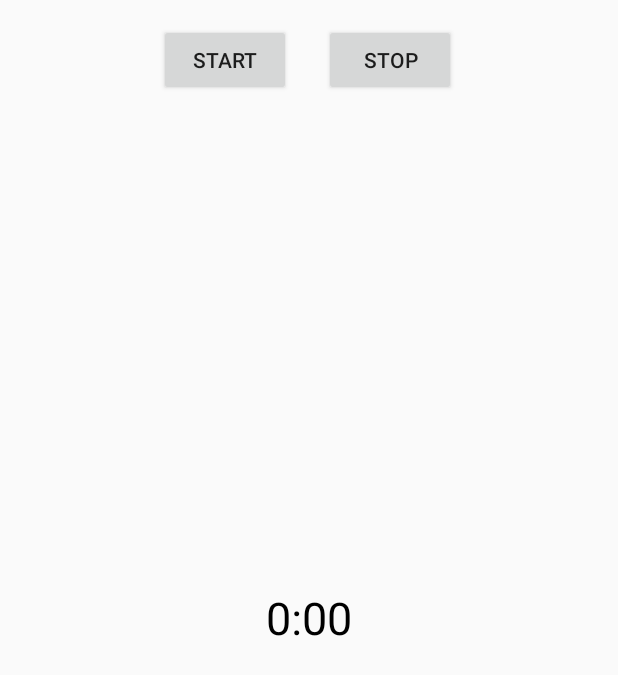
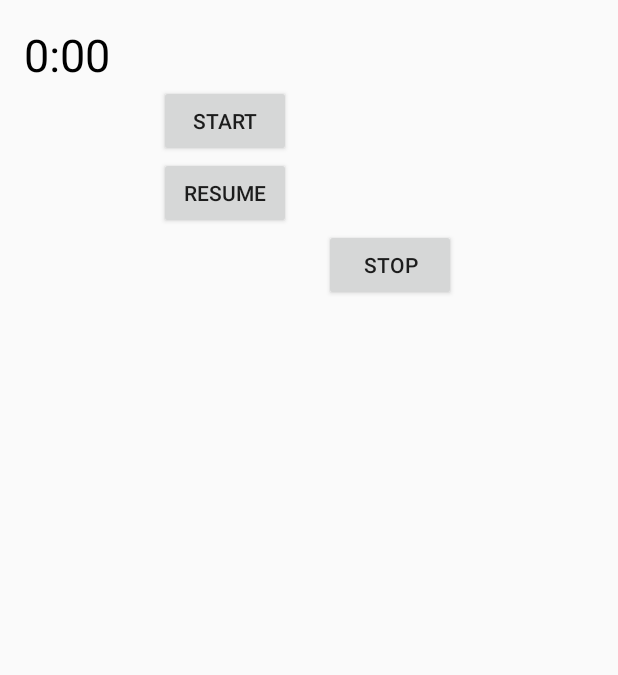
Before and after one commit to sudhirs745/ServiceTimer-master, an Android app: the screen it shows after launch (MainActivity), after a tap on "START", on a phone screen of 412 x 824 dp. Shown: the top 675 px of the screen. Run offline under Robolectric (Android 15) with nearby library versions, the phone set to English and light mode, and no system bars.

Commit message:
time  count resume

```diff
--- a/app/src/main/java/com/example/admin/servicetimer/MainActivity.java
+++ b/app/src/main/java/com/example/admin/servicetimer/MainActivity.java
@@ -31,6 +31,12 @@ public class MainActivity extends Activity {
     Intent timerService;
     long currentTime, duration = 40000;
 
+    long currentTimeStart = 0L;
+    long temp = 0L;
+    String time ="0:00" ;
+
+    int status =0;    // 0  start 1  stop  2 resume
+
     @Override
     protected void onStart() {
         super.onStart();
@@ -44,32 +50,50 @@ public class MainActivity extends Activity {
     public void onCreate(Bundle savedInstanceState) {
         super.onCreate(savedInstanceState);
         setContentView(R.layout.activity_main);
+        currentTimeStart=0;
 
-
-        Button startButton, stopButton;
+        Button startButton, stopButton , resumeButton;
         timerView = (TextView) findViewById(R.id.timerValue);
         startButton = (Button) findViewById(R.id.startButton);
         stopButton = (Button) findViewById(R.id.stopButton);
+        resumeButton = (Button) findViewById(R.id.resumeButton);
 
         startButton.setOnClickListener(new View.OnClickListener() {
 
             public void onClick(View view) {
                 if(!isMyServiceRunning(TimerService.class)) {
                     timerService.setAction(Constants.ACTION.STARTFOREGROUND_ACTION);
-                    timerService.putExtra(Constants.TIMER.DURATION,duration);
+                    timerService.putExtra(Constants.TIMER.DURATION,0);
                     startService(timerService);
+                    currentTimeStart=0;
+                    status=0;
                     registerReceiver(broadcastReceiver, new IntentFilter(Constants.ACTION.BROADCAST_ACTION));
                 }
             }
         });
 
+        resumeButton.setOnClickListener(new View.OnClickListener() {
+
+            public void onClick(View view) {
+                if(!isMyServiceRunning(TimerService.class)) {
+                    timerService.setAction(Constants.ACTION.STARTFOREGROUND_ACTION);
+                    timerService.putExtra(Constants.TIMER.DURATION,0);
+                    startService(timerService);
+                    status=2;
+                  //  registerReceiver(broadcastReceiver, new IntentFilter(Constants.ACTION.BROADCAST_ACTION));
+                }
+            }
+        });
+
+
         stopButton.setOnClickListener(new View.OnClickListener() {
 
             public void onClick(View view) {
                 if(isMyServiceRunning(TimerService.class)) {
-                    timerView.setText("0:00");
+                    timerView.setText(time);
                     timerService.setAction(Constants.ACTION.STOPFOREGROUND_ACTION);
                     startService(timerService);
+                    status=1;
                     unregisterReceiver(broadcastReceiver);
                 }
             }
@@ -79,6 +103,7 @@ public class MainActivity extends Activity {
     @Override
     protected void onResume() {
         super.onResume();
+        currentTimeStart=0;
         if(!isMyServiceRunning(TimerService.class)) {
             timerView.setText("0:00");
         }
@@ -87,7 +112,7 @@ public class MainActivity extends Activity {
     @Override
     protected void onStop() {
         super.onStop();
-
+        currentTimeStart=0;
     }
 
     /******************** Broadcast Receiver **************************************/
@@ -111,15 +136,32 @@ public class MainActivity extends Activity {
 
         this.currentTime = intent.getLongExtra(Constants.TIMER.CURRENT_TIME, 0L);
 
+         if(status==1){
+             currentTimeStart =currentTime;
+             temp=currentTime;
+         }else if (status==0){
+             currentTimeStart=currentTime;
+             temp=currentTime;
+
+         }else  if(status==2){
+             currentTimeStart = temp + currentTime;
+
+             //status=3;
+         }
+
+        //currentTimeStart =currentTime;
+
+        Log.e("currentTime" , ""+ currentTime  +  " " + currentTimeStart) ;
         if(this.currentTime == duration){
             timerView.setText("0:00");
             Toast.makeText(this,"Timer done",Toast.LENGTH_SHORT).show();
             return false;
         }
 
-        int secs = (int) (currentTime / 1000);
+        int secs = (int) (currentTimeStart / 1000);
         int minutes = secs / 60;
 
+         time = Integer.toString(minutes) + ":" + String.format("%02d", secs % 60);;
         timerView.setText(Integer.toString(minutes) + ":" + String.format("%02d", secs%60));
         return true;
     }
--- a/app/src/main/java/com/example/admin/servicetimer/service/Constants.java
+++ b/app/src/main/java/com/example/admin/servicetimer/service/Constants.java
@@ -15,6 +15,7 @@ public class Constants {
     }
 
     public interface NOTIFICATION_ID {
-        public static int FOREGROUND_SERVICE = 1;
+        public static int FOREGROUND_SERVICE = 1;  //  with notifiation
+        public static int FOREGROUND_SERVICE_NOT_NOTIFICATION = 0; //  not  notifiation
     }
 }
--- a/app/src/main/res/layout/activity_main.xml
+++ b/app/src/main/res/layout/activity_main.xml
@@ -1,11 +1,12 @@
 <?xml version="1.0" encoding="utf-8"?>
-<RelativeLayout xmlns:android="http://schemas.android.com/apk/res/android"
+<LinearLayout xmlns:android="http://schemas.android.com/apk/res/android"
     xmlns:tools="http://schemas.android.com/tools"
     android:layout_width="match_parent"
     android:layout_height="match_parent"
     android:paddingBottom="@dimen/activity_vertical_margin"
     android:paddingLeft="@dimen/activity_horizontal_margin"
     android:paddingRight="@dimen/activity_horizontal_margin"
+    android:orientation="vertical"
     android:paddingTop="@dimen/activity_vertical_margin"
     tools:context="com.example.admin.servicetimer.MainActivity">
 
@@ -23,10 +24,17 @@
         android:layout_height="wrap_content"
         android:layout_marginLeft="90dp"
         android:text="Start"/>
+
+    <Button
+        android:id="@+id/resumeButton"
+        android:layout_width="wrap_content"
+        android:layout_height="wrap_content"
+        android:layout_marginLeft="90dp"
+        android:text="resume"/>
     <Button
         android:id="@+id/stopButton"
         android:layout_width="wrap_content"
         android:layout_height="wrap_content"
         android:layout_marginLeft="200dp"
         android:text="Stop"/>
-</RelativeLayout>
+</LinearLayout>
```
Also changed, not shown: app/src/main/java/com/example/admin/servicetimer/service/TimerService.java (+5 -5 lines).
